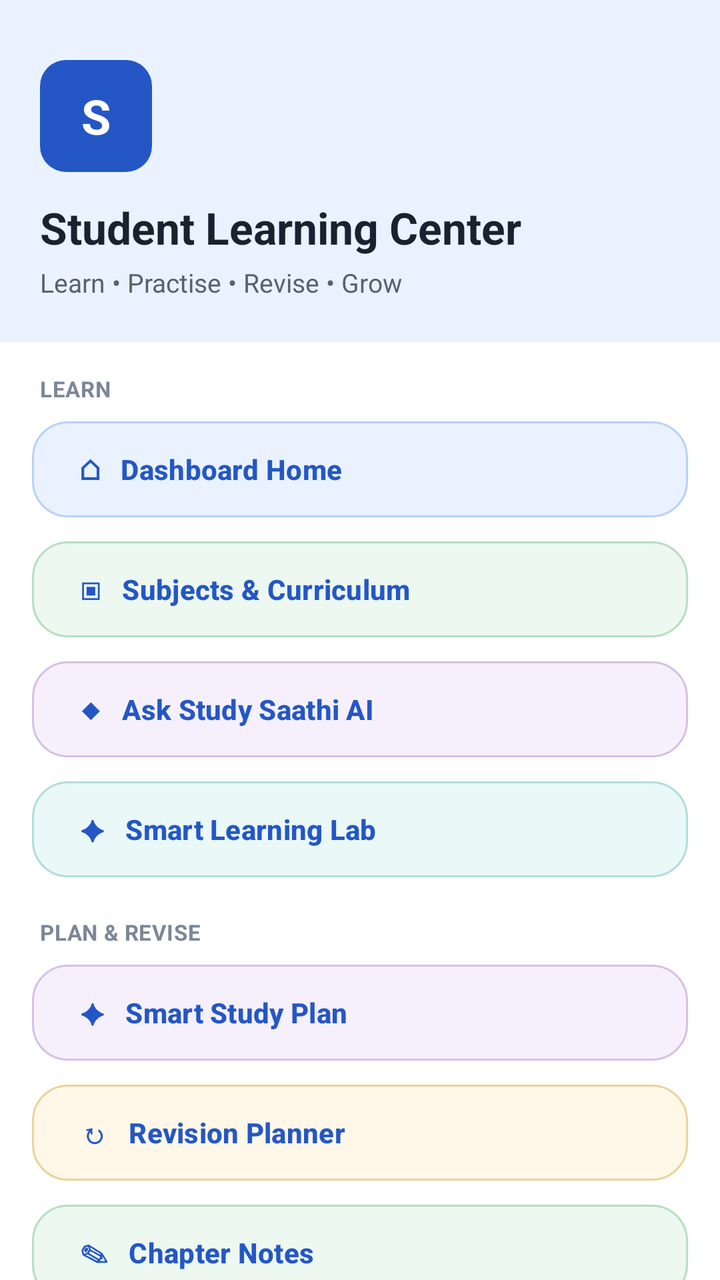
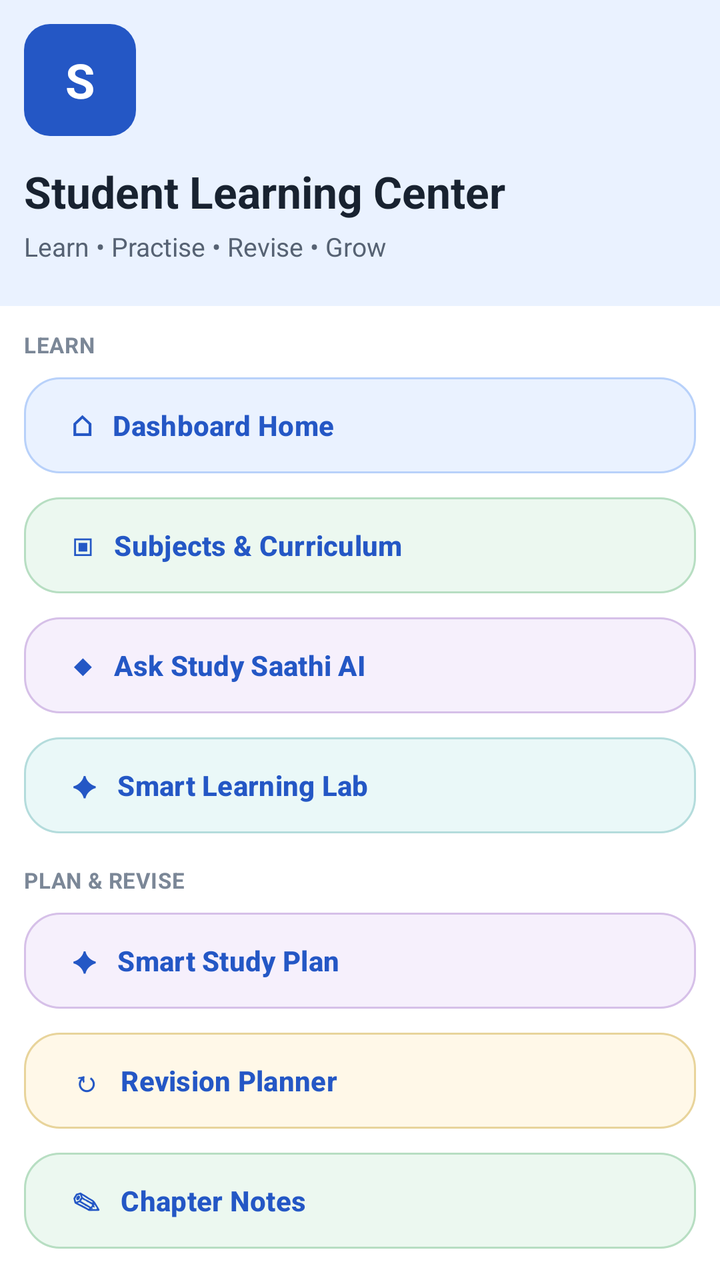

Screens rendered from an Android XML layout before and after an edit, with the pre-edit source and the edit as a unified diff.
<!-- AndroidManifest.xml: application theme Theme.StudySaathi -->
<!-- res/layout/drawer_dashboard_study_menu.xml -->
<?xml version="1.0" encoding="utf-8"?>
<androidx.core.widget.NestedScrollView xmlns:android="http://schemas.android.com/apk/res/android"
    xmlns:app="http://schemas.android.com/apk/res-auto"
    android:layout_width="match_parent" android:layout_height="match_parent"
    android:background="@color/ss_surface" android:elevation="20dp" android:fillViewport="true">
    <LinearLayout android:layout_width="match_parent" android:layout_height="wrap_content"
        android:orientation="vertical" android:paddingBottom="24dp">

        <LinearLayout android:layout_width="match_parent" android:layout_height="wrap_content"
            android:background="@color/ss_blue_soft" android:orientation="vertical"
            android:paddingStart="20dp" android:paddingTop="30dp"
            android:paddingEnd="18dp" android:paddingBottom="21dp">
            <TextView android:layout_width="56dp" android:layout_height="56dp"
                android:background="@drawable/bg_help_step_badge" android:gravity="center"
                android:text="S" android:textColor="@color/ss_on_primary"
                android:textSize="24sp" android:textStyle="bold" />
            <TextView android:layout_width="match_parent" android:layout_height="wrap_content"
                android:layout_marginTop="13dp" android:fontFamily="sans-serif-rounded"
                android:text="Student Learning Center" android:textColor="@color/ss_text_primary"
                android:textSize="22sp" android:textStyle="bold" />
            <TextView android:layout_width="match_parent" android:layout_height="wrap_content"
                android:layout_marginTop="4dp" android:text="Learn • Practise • Revise • Grow"
                android:textColor="@color/ss_text_secondary" android:textSize="13sp" />
        </LinearLayout>

        <TextView style="@style/TextAppearance.StudySaathi.Body" android:layout_width="match_parent"
            android:layout_height="wrap_content" android:layout_marginStart="20dp"
            android:layout_marginTop="16dp" android:text="LEARN"
            android:textColor="@color/ss_text_muted" android:textSize="11sp" android:textStyle="bold" />
        <com.google.android.material.button.MaterialButton android:id="@+id/buttonMenuDashboard"
            style="@style/Widget.StudySaathi.Button.Outlined" android:layout_width="match_parent"
            android:layout_height="wrap_content" android:layout_marginStart="16dp"
            android:layout_marginTop="5dp" android:layout_marginEnd="16dp"
            android:gravity="start|center_vertical" android:text="⌂   Dashboard Home"
            android:textAllCaps="false" app:backgroundTint="@color/ss_blue_soft" app:strokeColor="@color/ss_blue_border" />
        <com.google.android.material.button.MaterialButton android:id="@+id/buttonMenuSubjects"
            style="@style/Widget.StudySaathi.Button.Outlined" android:layout_width="match_parent"
            android:layout_height="wrap_content" android:layout_marginStart="16dp"
            android:layout_marginTop="4dp" android:layout_marginEnd="16dp"
            android:gravity="start|center_vertical" android:text="▣   Subjects &amp; Curriculum"
            android:textAllCaps="false" app:backgroundTint="@color/ss_green_soft" app:strokeColor="@color/ss_green_border" />
        <com.google.android.material.button.MaterialButton android:id="@+id/buttonMenuAskSaathi"
            style="@style/Widget.StudySaathi.Button.Outlined" android:layout_width="match_parent"
            android:layout_height="wrap_content" android:layout_marginStart="16dp"
            android:layout_marginTop="4dp" android:layout_marginEnd="16dp"
            android:gravity="start|center_vertical" android:text="◆   Ask Study Saathi AI"
            android:textAllCaps="false" app:backgroundTint="@color/ss_purple_soft" app:strokeColor="@color/ss_purple_border" />
        <com.google.android.material.button.MaterialButton android:id="@+id/buttonMenuLearningLab"
            style="@style/Widget.StudySaathi.Button.Outlined" android:layout_width="match_parent"
            android:layout_height="wrap_content" android:layout_marginStart="16dp"
            android:layout_marginTop="4dp" android:layout_marginEnd="16dp"
            android:gravity="start|center_vertical" android:text="✦   Smart Learning Lab"
            android:textAllCaps="false" app:backgroundTint="@color/ss_teal_soft" app:strokeColor="@color/ss_teal_border" />

        <TextView style="@style/TextAppearance.StudySaathi.Body" android:layout_width="match_parent"
            android:layout_height="wrap_content" android:layout_marginStart="20dp"
            android:layout_marginTop="16dp" android:text="PLAN &amp; REVISE"
            android:textColor="@color/ss_text_muted" android:textSize="11sp" android:textStyle="bold" />
        <com.google.android.material.button.MaterialButton android:id="@+id/buttonMenuSmartStudyPlan"
            style="@style/Widget.StudySaathi.Button.Outlined" android:layout_width="match_parent"
            android:layout_height="wrap_content" android:layout_marginStart="16dp"
            android:layout_marginTop="5dp" android:layout_marginEnd="16dp"
            android:gravity="start|center_vertical" android:text="✦   Smart Study Plan"
            android:textAllCaps="false" app:backgroundTint="@color/ss_purple_soft" app:strokeColor="@color/ss_purple_border" />
        <com.google.android.material.button.MaterialButton android:id="@+id/buttonMenuRevision"
            style="@style/Widget.StudySaathi.Button.Outlined" android:layout_width="match_parent"
            android:layout_height="wrap_content" android:layout_marginStart="16dp"
            android:layout_marginTop="4dp" android:layout_marginEnd="16dp"
            android:gravity="start|center_vertical" android:text="↻   Revision Planner"
            android:textAllCaps="false" app:backgroundTint="@color/ss_yellow_soft" app:strokeColor="@color/ss_yellow_border" />
        <com.google.android.material.button.MaterialButton android:id="@+id/buttonMenuChapterNotes"
            style="@style/Widget.StudySaathi.Button.Outlined" android:layout_width="match_parent"
            android:layout_height="wrap_content" android:layout_marginStart="16dp"
            android:layout_marginTop="4dp" android:layout_marginEnd="16dp"
            android:gravity="start|center_vertical" android:text="✎   Chapter Notes"
            android:textAllCaps="false" app:backgroundTint="@color/ss_green_soft" app:strokeColor="@color/ss_green_border" />

        <TextView style="@style/TextAppearance.StudySaathi.Body" android:layout_width="match_parent"
            android:layout_height="wrap_content" android:layout_marginStart="20dp"
            android:layout_marginTop="16dp" android:text="PROGRESS"
            android:textColor="@color/ss_text_muted" android:textSize="11sp" android:textStyle="bold" />
        <com.google.android.material.button.MaterialButton android:id="@+id/buttonMenuWeeklyStudy"
            style="@style/Widget.StudySaathi.Button.Outlined" android:layout_width="match_parent"
            android:layout_height="wrap_content" android:layout_marginStart="16dp"
            android:layout_marginTop="5dp" android:layout_marginEnd="16dp"
            android:gravity="start|center_vertical" android:text="◷   Weekly Study"
            android:textAllCaps="false" app:backgroundTint="@color/ss_teal_soft" app:strokeColor="@color/ss_teal_border" />
        <com.google.android.material.button.MaterialButton android:id="@+id/buttonMenuLearningProgress"
            style="@style/Widget.StudySaathi.Button.Outlined" android:layout_width="match_parent"
            android:layout_height="wrap_content" android:layout_marginStart="16dp"
            android:layout_marginTop="4dp" android:layout_marginEnd="16dp"
            android:gravity="start|center_vertical" android:text="✓   Learning Progress"
            android:textAllCaps="false" app:backgroundTint="@color/ss_blue_soft" app:strokeColor="@color/ss_blue_border" />

        <com.google.android.material.card.MaterialCardView android:layout_width="match_parent"
            android:layout_height="wrap_content" android:layout_marginStart="16dp"
            android:layout_marginTop="14dp" android:layout_marginEnd="16dp"
            app:cardBackgroundColor="@color/ss_blue_soft" app:cardCornerRadius="20dp"
            app:cardElevation="0dp" app:strokeColor="@color/ss_blue_border" app:strokeWidth="1dp">
            <LinearLayout android:layout_width="match_parent" android:layout_height="wrap_content"
                android:gravity="center" android:orientation="vertical" android:padding="14dp">
                <TextView android:layout_width="match_parent" android:layout_height="wrap_content"
                    android:gravity="center" android:text="समझो • Practise • आगे बढ़ो"
                    android:textColor="@color/ss_primary" android:textSize="14sp" android:textStyle="bold" />
                <TextView android:id="@+id/textMenuAppVersion" android:layout_width="match_parent"
                    android:layout_height="wrap_content" android:layout_marginTop="4dp"
                    android:gravity="center" android:text="Study Saathi • Version 1.0"
                    android:textColor="@color/ss_text_secondary" android:textSize="11sp" />
            </LinearLayout>
        </com.google.android.material.card.MaterialCardView>
    </LinearLayout>
</androidx.core.widget.NestedScrollView>
<!-- resources referenced by this layout -->
<resources>
  <color name="ss_blue_border">#B8D1FA</color>
  <color name="ss_blue_soft">#EAF2FF</color>
  <color name="ss_green_border">#B7DEC2</color>
  <color name="ss_green_soft">#ECF8F0</color>
  <color name="ss_on_primary">#FFFFFF</color>
  <color name="ss_primary">#2457C5</color>
  <color name="ss_purple_border">#D6C0E8</color>
  <color name="ss_purple_soft">#F6F0FC</color>
  <color name="ss_surface">#FFFFFF</color>
  <color name="ss_teal_border">#B4DCDC</color>
  <color name="ss_teal_soft">#EAF8F8</color>
  <color name="ss_text_muted">#7B8797</color>
  <color name="ss_text_primary">#182230</color>
  <color name="ss_text_secondary">#566273</color>
  <color name="ss_yellow_border">#E8D49B</color>
  <color name="ss_yellow_soft">#FFF8E8</color>
  <!-- drawable bg_help_step_badge (drawable) -->
  <?xml version="1.0" encoding="utf-8"?>
  <shape xmlns:android="http://schemas.android.com/apk/res/android"
      android:shape="rectangle">
      <solid android:color="@color/ss_primary" />
      <corners android:radius="13dp" />
  </shape>
  <style name="TextAppearance.StudySaathi.Body" parent="TextAppearance.Material3.BodyMedium">
          <item name="android:fontFamily">sans-serif</item>
          <item name="fontFamily">sans-serif</item>
          <item name="android:textColor">@color/ss_text_secondary</item>
      </style>
  <style name="Widget.StudySaathi.Button.Outlined" parent="Widget.Material3.Button.OutlinedButton">
          <item name="cornerRadius">18dp</item>
          <item name="android:minHeight">56dp</item>
          <item name="android:textStyle">bold</item>
          <item name="strokeColor">@color/ss_outline_strong</item>
          <item name="android:textColor">@color/ss_primary</item>
      </style>
  <color name="ss_outline_strong">#B9C5D5</color>
  <color name="ss_primary_dark">#173F99</color>
  <color name="ss_secondary">#087F8C</color>
  <color name="ss_on_secondary">#FFFFFF</color>
  <color name="ss_tertiary">#8A5A00</color>
  <color name="ss_on_tertiary">#FFFFFF</color>
  <color name="ss_background">#F7F9FC</color>
  <color name="ss_surface_soft">#F0F4FA</color>
  <color name="ss_outline">#D6DEE9</color>
  <color name="ss_error">#BA1A1A</color>
  <color name="white">#FFFFFFFF</color>
  <color name="ss_red_soft">#FFF0F0</color>
  <!-- drawable bg_app_soft_mix (drawable) -->
  <?xml version="1.0" encoding="utf-8"?>
  <shape xmlns:android="http://schemas.android.com/apk/res/android"
      android:shape="rectangle">
  
      <gradient
          android:angle="270"
          android:centerColor="#F2FBF3"
          android:endColor="#EEF7FF"
          android:startColor="#FFF2F2"
          android:type="linear" />
  
  </shape>
  <!-- unchanged entries left out for length: 1 -->
</resources>

<!-- the commit's change to res/layout/drawer_dashboard_study_menu.xml (unified diff, before → after) -->
@@ -4,12 +4,12 @@
     android:layout_width="match_parent" android:layout_height="match_parent"
     android:background="@color/ss_surface" android:elevation="20dp" android:fillViewport="true">
     <LinearLayout android:layout_width="match_parent" android:layout_height="wrap_content"
-        android:orientation="vertical" android:paddingBottom="24dp">
+        android:orientation="vertical" android:paddingBottom="12dp">
 
         <LinearLayout android:layout_width="match_parent" android:layout_height="wrap_content"
             android:background="@color/ss_blue_soft" android:orientation="vertical"
-            android:paddingStart="20dp" android:paddingTop="30dp"
-            android:paddingEnd="18dp" android:paddingBottom="21dp">
+            android:paddingStart="12dp" android:paddingTop="12dp"
+            android:paddingEnd="14dp" android:paddingBottom="21dp">
             <TextView android:layout_width="56dp" android:layout_height="56dp"
                 android:background="@drawable/bg_help_step_badge" android:gravity="center"
                 android:text="S" android:textColor="@color/ss_on_primary"
@@ -24,77 +24,77 @@
         </LinearLayout>
 
         <TextView style="@style/TextAppearance.StudySaathi.Body" android:layout_width="match_parent"
-            android:layout_height="wrap_content" android:layout_marginStart="20dp"
-            android:layout_marginTop="16dp" android:text="LEARN"
+            android:layout_height="wrap_content" android:layout_marginStart="12dp"
+            android:layout_marginTop="12dp" android:text="LEARN"
             android:textColor="@color/ss_text_muted" android:textSize="11sp" android:textStyle="bold" />
         <com.google.android.material.button.MaterialButton android:id="@+id/buttonMenuDashboard"
             style="@style/Widget.StudySaathi.Button.Outlined" android:layout_width="match_parent"
-            android:layout_height="wrap_content" android:layout_marginStart="16dp"
-            android:layout_marginTop="5dp" android:layout_marginEnd="16dp"
+            android:layout_height="wrap_content" android:layout_marginStart="12dp"
+            android:layout_marginTop="5dp" android:layout_marginEnd="12dp"
             android:gravity="start|center_vertical" android:text="⌂   Dashboard Home"
             android:textAllCaps="false" app:backgroundTint="@color/ss_blue_soft" app:strokeColor="@color/ss_blue_border" />
         <com.google.android.material.button.MaterialButton android:id="@+id/buttonMenuSubjects"
             style="@style/Widget.StudySaathi.Button.Outlined" android:layout_width="match_parent"
-            android:layout_height="wrap_content" android:layout_marginStart="16dp"
-            android:layout_marginTop="4dp" android:layout_marginEnd="16dp"
+            android:layout_height="wrap_content" android:layout_marginStart="12dp"
+            android:layout_marginTop="4dp" android:layout_marginEnd="12dp"
             android:gravity="start|center_vertical" android:text="▣   Subjects &amp; Curriculum"
             android:textAllCaps="false" app:backgroundTint="@color/ss_green_soft" app:strokeColor="@color/ss_green_border" />
         <com.google.android.material.button.MaterialButton android:id="@+id/buttonMenuAskSaathi"
             style="@style/Widget.StudySaathi.Button.Outlined" android:layout_width="match_parent"
-            android:layout_height="wrap_content" android:layout_marginStart="16dp"
-            android:layout_marginTop="4dp" android:layout_marginEnd="16dp"
+            android:layout_height="wrap_content" android:layout_marginStart="12dp"
+            android:layout_marginTop="4dp" android:layout_marginEnd="12dp"
             android:gravity="start|center_vertical" android:text="◆   Ask Study Saathi AI"
             android:textAllCaps="false" app:backgroundTint="@color/ss_purple_soft" app:strokeColor="@color/ss_purple_border" />
         <com.google.android.material.button.MaterialButton android:id="@+id/buttonMenuLearningLab"
             style="@style/Widget.StudySaathi.Button.Outlined" android:layout_width="match_parent"
-            android:layout_height="wrap_content" android:layout_marginStart="16dp"
-            android:layout_marginTop="4dp" android:layout_marginEnd="16dp"
+            android:layout_height="wrap_content" android:layout_marginStart="12dp"
+            android:layout_marginTop="4dp" android:layout_marginEnd="12dp"
             android:gravity="start|center_vertical" android:text="✦   Smart Learning Lab"
             android:textAllCaps="false" app:backgroundTint="@color/ss_teal_soft" app:strokeColor="@color/ss_teal_border" />
 
         <TextView style="@style/TextAppearance.StudySaathi.Body" android:layout_width="match_parent"
-            android:layout_height="wrap_content" android:layout_marginStart="20dp"
-            android:layout_marginTop="16dp" android:text="PLAN &amp; REVISE"
+            android:layout_height="wrap_content" android:layout_marginStart="12dp"
+            android:layout_marginTop="12dp" android:text="PLAN &amp; REVISE"
             android:textColor="@color/ss_text_muted" android:textSize="11sp" android:textStyle="bold" />
         <com.google.android.material.button.MaterialButton android:id="@+id/buttonMenuSmartStudyPlan"
             style="@style/Widget.StudySaathi.Button.Outlined" android:layout_width="match_parent"
-            android:layout_height="wrap_content" android:layout_marginStart="16dp"
-            android:layout_marginTop="5dp" android:layout_marginEnd="16dp"
+            android:layout_height="wrap_content" android:layout_marginStart="12dp"
+            android:layout_marginTop="5dp" android:layout_marginEnd="12dp"
             android:gravity="start|center_vertical" android:text="✦   Smart Study Plan"
             android:textAllCaps="false" app:backgroundTint="@color/ss_purple_soft" app:strokeColor="@color/ss_purple_border" />
         <com.google.android.material.button.MaterialButton android:id="@+id/buttonMenuRevision"
             style="@style/Widget.StudySaathi.Button.Outlined" android:layout_width="match_parent"
-            android:layout_height="wrap_content" android:layout_marginStart="16dp"
-            android:layout_marginTop="4dp" android:layout_marginEnd="16dp"
+            android:layout_height="wrap_content" android:layout_marginStart="12dp"
+            android:layout_marginTop="4dp" android:layout_marginEnd="12dp"
             android:gravity="start|center_vertical" android:text="↻   Revision Planner"
             android:textAllCaps="false" app:backgroundTint="@color/ss_yellow_soft" app:strokeColor="@color/ss_yellow_border" />
         <com.google.android.material.button.MaterialButton android:id="@+id/buttonMenuChapterNotes"
             style="@style/Widget.StudySaathi.Button.Outlined" android:layout_width="match_parent"
-            android:layout_height="wrap_content" android:layout_marginStart="16dp"
-            android:layout_marginTop="4dp" android:layout_marginEnd="16dp"
+            android:layout_height="wrap_content" android:layout_marginStart="12dp"
+            android:layout_marginTop="4dp" android:layout_marginEnd="12dp"
             android:gravity="start|center_vertical" android:text="✎   Chapter Notes"
             android:textAllCaps="false" app:backgroundTint="@color/ss_green_soft" app:strokeColor="@color/ss_green_border" />
 
         <TextView style="@style/TextAppearance.StudySaathi.Body" android:layout_width="match_parent"
-            android:layout_height="wrap_content" android:layout_marginStart="20dp"
-            android:layout_marginTop="16dp" android:text="PROGRESS"
+            android:layout_height="wrap_content" android:layout_marginStart="12dp"
+            android:layout_marginTop="12dp" android:text="PROGRESS"
             android:textColor="@color/ss_text_muted" android:textSize="11sp" android:textStyle="bold" />
         <com.google.android.material.button.MaterialButton android:id="@+id/buttonMenuWeeklyStudy"
             style="@style/Widget.StudySaathi.Button.Outlined" android:layout_width="match_parent"
-            android:layout_height="wrap_content" android:layout_marginStart="16dp"
-            android:layout_marginTop="5dp" android:layout_marginEnd="16dp"
+            android:layout_height="wrap_content" android:layout_marginStart="12dp"
+            android:layout_marginTop="5dp" android:layout_marginEnd="12dp"
             android:gravity="start|center_vertical" android:text="◷   Weekly Study"
             android:textAllCaps="false" app:backgroundTint="@color/ss_teal_soft" app:strokeColor="@color/ss_teal_border" />
         <com.google.android.material.button.MaterialButton android:id="@+id/buttonMenuLearningProgress"
             style="@style/Widget.StudySaathi.Button.Outlined" android:layout_width="match_parent"
-            android:layout_height="wrap_content" android:layout_marginStart="16dp"
-            android:layout_marginTop="4dp" android:layout_marginEnd="16dp"
+            android:layout_height="wrap_content" android:layout_marginStart="12dp"
+            android:layout_marginTop="4dp" android:layout_marginEnd="12dp"
             android:gravity="start|center_vertical" android:text="✓   Learning Progress"
             android:textAllCaps="false" app:backgroundTint="@color/ss_blue_soft" app:strokeColor="@color/ss_blue_border" />
 
         <com.google.android.material.card.MaterialCardView android:layout_width="match_parent"
-            android:layout_height="wrap_content" android:layout_marginStart="16dp"
-            android:layout_marginTop="14dp" android:layout_marginEnd="16dp"
+            android:layout_height="wrap_content" android:layout_marginStart="12dp"
+            android:layout_marginTop="14dp" android:layout_marginEnd="12dp"
             app:cardBackgroundColor="@color/ss_blue_soft" app:cardCornerRadius="20dp"
             app:cardElevation="0dp" app:strokeColor="@color/ss_blue_border" app:strokeWidth="1dp">
             <LinearLayout android:layout_width="match_parent" android:layout_height="wrap_content"
